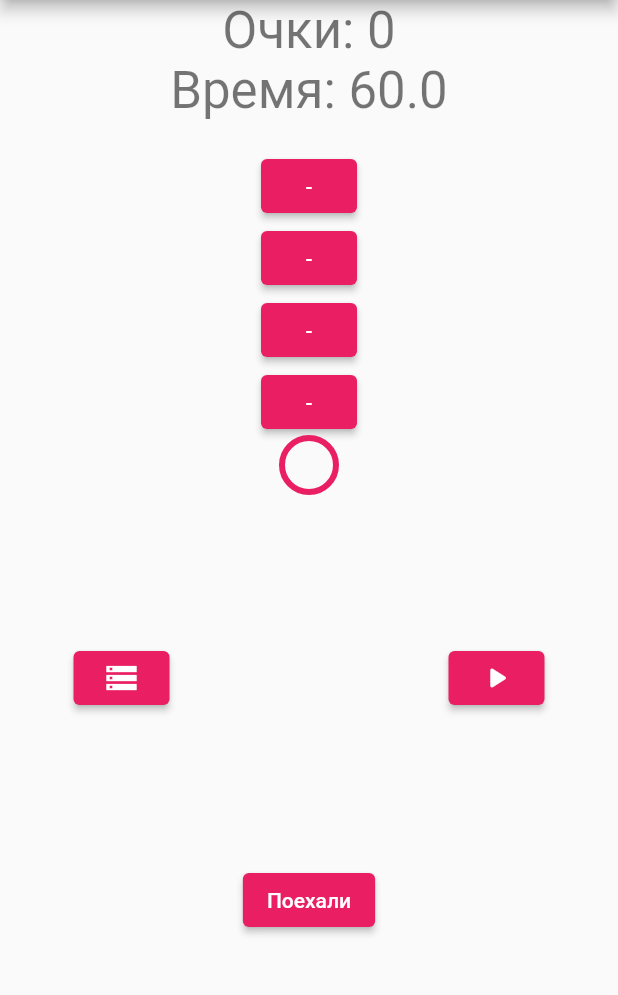
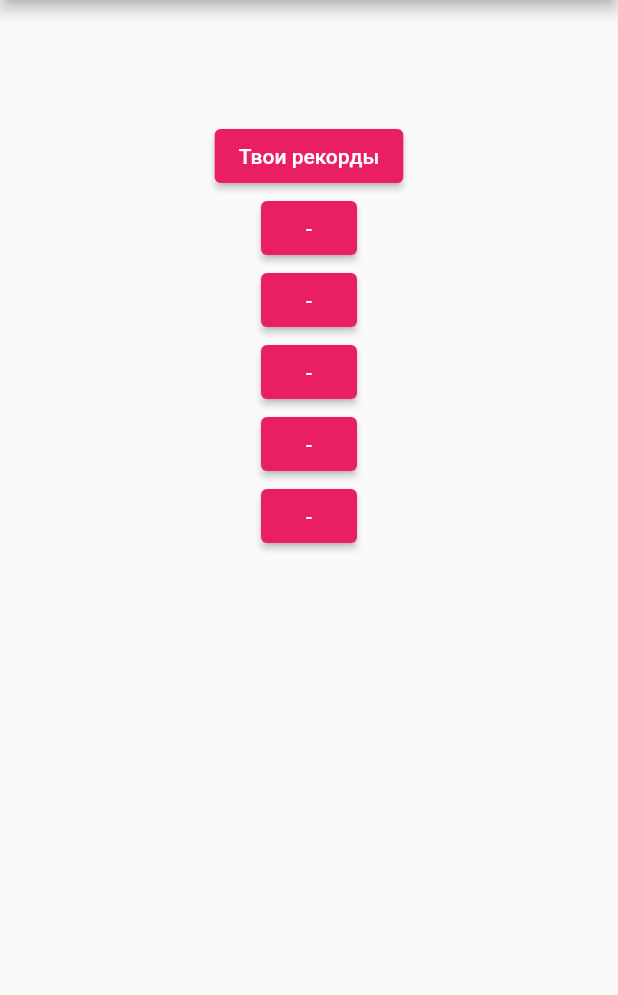
Before and after one commit to M4RKERGit/XPressRemake, a Flutter app: the screen it shows after launch, after a tap on "Рекорды", on a phone screen of 412 x 824 dp, the part 84-1079 px from its top. Run offline on Flutter 3.47's test engine with Material 2 defaults, Android fonts, the phone set to English and light mode, and no system bars; our stand-ins replace audioplayers, file_picker, google_fonts, permission_handler, shared_preferences; missing offline and left inert: ext_storage; Roboto replaces fonts that are missing (Play).

Commit message:
Доделан первый режим

```diff
--- a/lib/Screens/HomeScreen.dart
+++ b/lib/Screens/HomeScreen.dart
@@ -1,4 +1,5 @@
 import 'package:flutter/material.dart';
+import 'package:flutter/services.dart';
 import 'package:url_launcher/url_launcher.dart';
 
 class HomeScreen extends StatefulWidget {
@@ -22,6 +23,10 @@ class _HomeScreenState extends State<HomeScreen>
   @override
   Widget build(BuildContext context)
   {
+    SystemChrome.setPreferredOrientations([
+      DeviceOrientation.portraitUp,
+      DeviceOrientation.portraitDown,
+    ]);
     return Scaffold
       (
       appBar: AppBar(title: Text('Nokia XPress Remake')),
@@ -37,7 +42,7 @@ class _HomeScreenState extends State<HomeScreen>
                 child: Column(
                     children: <Widget>[
                       ElevatedButton(onPressed: (){Navigator.pushNamed(context, '/game');}, child: Text('Начать новую игру')),
-                      ElevatedButton(onPressed: (){Navigator.pushNamed(context, '/game');}, child: Text('Рекорды')),
+                      ElevatedButton(onPressed: (){Navigator.pushNamed(context, '/records');}, child: Text('Рекорды')),
                       ElevatedButton(onPressed: (){Navigator.pushNamed(context, '/help');}, child: Text('Справка')),
                       ElevatedButton(onPressed: (){launch('https://t.me/Miku_Tyan');}, child: Text('Связь с автором'))
                         ]
--- /dev/null
+++ b/lib/Screens/RecordsScreen.dart
@@ -0,0 +1,70 @@
+import 'dart:async';
+
+import 'package:flutter/cupertino.dart';
+import 'package:flutter/material.dart';
+import 'package:shared_preferences/shared_preferences.dart';
+
+class RecordsScreen extends StatefulWidget
+{
+  RecordsScreen({Key key, this.title}) : super(key: key);
+  final String title;
+  @override
+  _RecordsScreenState createState() => _RecordsScreenState();
+}
+
+class _RecordsScreenState extends State<RecordsScreen>
+{
+  List<String> recList = ["-", "-", "-", "-", "-"];
+  @override
+  void initState()
+  {
+    super.initState();
+  }
+
+  Future<void> checkList() async
+  {
+      Future<SharedPreferences> prefs = SharedPreferences.getInstance();
+      prefs.then((truePref)
+      {
+        recList[0] = truePref.getInt("Rec1").toString();
+        recList[1] = truePref.getInt("Rec2").toString();
+        recList[2] = truePref.getInt("Rec3").toString();
+        recList[3] = truePref.getInt("Rec4").toString();
+        recList[4] = truePref.getInt("Rec5").toString();
+        for (int i = 0; i < recList.length; i++)
+        {
+          if (recList[i] == "null")
+            {
+              recList[i] = "-";
+            }
+        }
+        setState(() {});
+      });
+  }
+
+  @override
+  Widget build(BuildContext context)
+  {
+    checkList();
+    return Scaffold
+      (
+      appBar: AppBar(title: Text('Nokia XPress Remake')),
+      body: Container
+      (
+        padding: const EdgeInsets.fromLTRB(20, 80, 20, 0),
+        alignment: Alignment.center,
+        child: Column
+          (
+            children: <Widget>[
+              ElevatedButton(onPressed: (){}, child: Text('Твои рекорды')),
+              ElevatedButton(onPressed: (){}, child: Text(recList[0])),
+              ElevatedButton(onPressed: (){}, child: Text(recList[1])),
+              ElevatedButton(onPressed: (){}, child: Text(recList[2])),
+              ElevatedButton(onPressed: (){}, child: Text(recList[3])),
+              ElevatedButton(onPressed: (){}, child: Text(recList[4])),
+            ],
+        ),
+      ),
+    );
+  }
+}
--- a/lib/main.dart
+++ b/lib/main.dart
@@ -3,6 +3,7 @@ import 'package:google_fonts/google_fonts.dart';
 import 'Screens/HomeScreen.dart';
 import 'Screens/GameScreen.dart';
 import 'Screens/HelpScreen.dart';
+import 'Screens/RecordsScreen.dart';
 
 
 void main() {
@@ -14,6 +15,7 @@ void main() {
     {
       '/': (BuildContext context) => HomeScreen(),
       '/game': (BuildContext context) => GameScreen(),
+      '/records': (BuildContext context) => RecordsScreen(),
       '/help': (BuildContext context) => HelpScreen(),
     },
     theme: ThemeData(
```
Also changed, not shown: lib/Additional/Track.dart (+6 -1 lines), lib/Additional/UtilFuncs.dart (added, +10 -0 lines), lib/Screens/GameScreen.dart (+60 -10 lines), lib/Screens/HelpScreen.dart (+21 -5 lines), pubspec.yaml (+5 -4 lines), assets/images/dart.png, assets/images/flutter.png, 1 other file.
